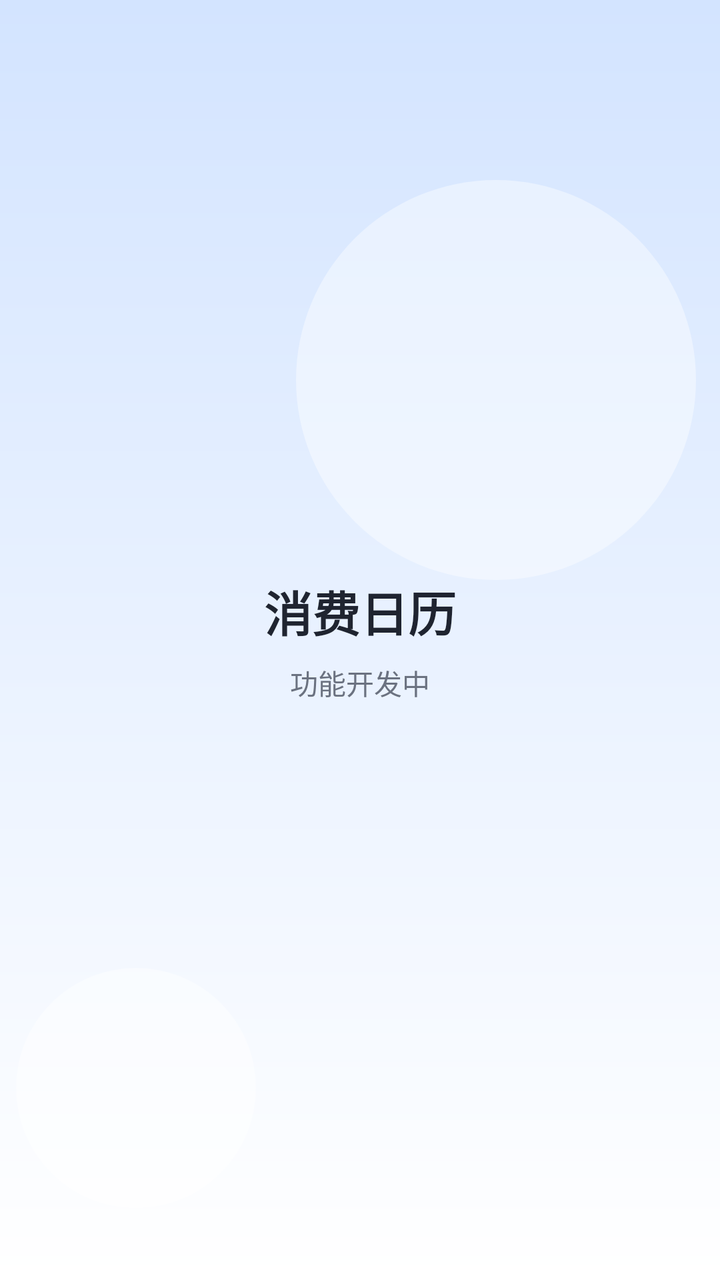
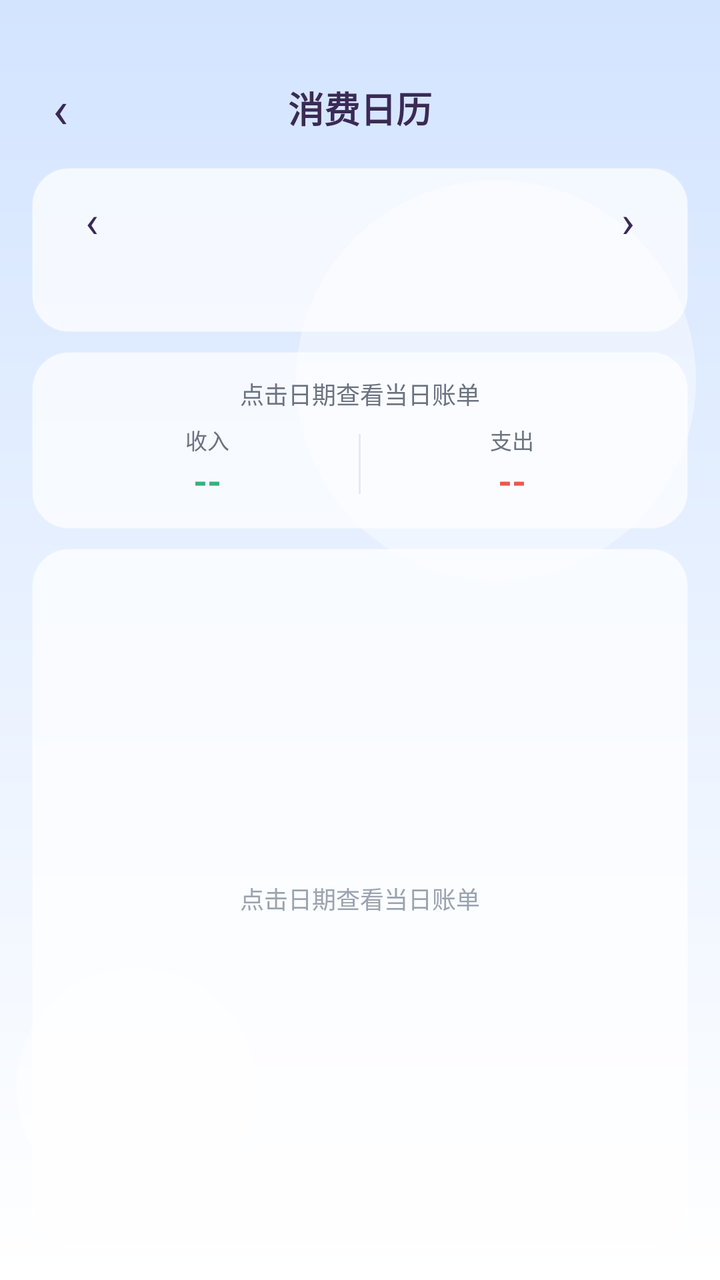

An Android layout rendered at two revisions. The XML below is the earlier revision; the diff shows what the commit changed to produce the second picture.
<!-- AndroidManifest.xml: application theme Theme.StudentBill -->
<!-- res/layout/activity_calendar.xml -->
<?xml version="1.0" encoding="utf-8"?>
<LinearLayout xmlns:android="http://schemas.android.com/apk/res/android"
    android:layout_width="match_parent"
    android:layout_height="match_parent"
    android:background="@drawable/bg_page_gradient"
    android:gravity="center"
    android:orientation="vertical"
    android:padding="@dimen/page_padding">

    <TextView
        android:layout_width="wrap_content"
        android:layout_height="wrap_content"
        android:text="@string/calendar_title"
        android:textColor="@color/text_primary"
        android:textSize="@dimen/text_title"
        android:textStyle="bold" />

    <TextView
        android:layout_width="wrap_content"
        android:layout_height="wrap_content"
        android:layout_marginTop="@dimen/space_sm"
        android:text="@string/placeholder_developing"
        android:textColor="@color/text_secondary"
        android:textSize="@dimen/text_body" />

</LinearLayout>
<!-- resources referenced by this layout -->
<resources>
  <color name="text_primary">#1F2430</color>
  <color name="text_secondary">#6B7280</color>
  <dimen name="page_padding">16dp</dimen>
  <dimen name="space_sm">8dp</dimen>
  <dimen name="text_body">14sp</dimen>
  <dimen name="text_title">24sp</dimen>
  <!-- drawable bg_page_gradient (drawable) -->
  <?xml version="1.0" encoding="utf-8"?>
  <layer-list xmlns:android="http://schemas.android.com/apk/res/android">
  
      
      <item>
          <shape android:shape="rectangle">
              <gradient
                  android:angle="270"
                  android:endColor="@color/bg_card"
                  android:startColor="@color/page_blue" />
          </shape>
      </item>
  
      
      <item
          android:width="200dp"
          android:height="200dp"
          android:gravity="top|end"
          android:right="12dp"
          android:top="90dp">
          <shape android:shape="oval">
              <solid android:color="@color/page_bubble" />
          </shape>
      </item>
  
      <item
          android:width="120dp"
          android:height="120dp"
          android:gravity="bottom|start"
          android:bottom="36dp"
          android:left="8dp">
          <shape android:shape="oval">
              <solid android:color="@color/page_bubble" />
          </shape>
      </item>
  
  </layer-list>
  <string name="calendar_title">消费日历</string>
  <string name="placeholder_developing">功能开发中</string>
  <style name="Theme.StudentBill" parent="Theme.AppCompat.Light.NoActionBar">
          <item name="colorPrimary">@color/color_primary</item>
          <item name="colorPrimaryDark">@color/color_primary_dark</item>
          <item name="colorAccent">@color/color_primary</item>
          <item name="android:windowLightStatusBar">true</item>
          <item name="android:statusBarColor">@color/page_blue</item>
          <item name="android:navigationBarColor">@color/bg_card</item>
          <item name="android:windowBackground">@drawable/bg_page_gradient</item>
          <item name="android:textColorPrimary">@color/text_primary</item>
          <item name="android:textColorSecondary">@color/text_secondary</item>
      </style>
  <color name="bg_card">#FFFFFF</color>
  <color name="page_blue">#D3E4FF</color>
  <color name="page_bubble">#66FFFFFF</color>
  <color name="color_primary">#2F6FED</color>
  <color name="color_primary_dark">#1E4FBD</color>
</resources>

<!-- the commit's change to res/layout/activity_calendar.xml (unified diff, before → after) -->
@@ -3,24 +3,234 @@
     android:layout_width="match_parent"
     android:layout_height="match_parent"
     android:background="@drawable/bg_page_gradient"
-    android:gravity="center"
-    android:orientation="vertical"
-    android:padding="@dimen/page_padding">
-
-    <TextView
-        android:layout_width="wrap_content"
+    android:orientation="vertical">
+
+    
+    <LinearLayout
+        android:layout_width="match_parent"
         android:layout_height="wrap_content"
-        android:text="@string/calendar_title"
-        android:textColor="@color/text_primary"
-        android:textSize="@dimen/text_title"
-        android:textStyle="bold" />
-
-    <TextView
-        android:layout_width="wrap_content"
+        android:gravity="center_vertical"
+        android:orientation="horizontal"
+        android:paddingStart="8dp"
+        android:paddingTop="32dp"
+        android:paddingEnd="8dp"
+        android:paddingBottom="8dp">
+
+        <TextView
+            android:id="@+id/btnBack"
+            android:layout_width="44dp"
+            android:layout_height="44dp"
+            android:background="?attr/selectableItemBackgroundBorderless"
+            android:clickable="true"
+            android:contentDescription="@string/chat_back"
+            android:focusable="true"
+            android:gravity="center"
+            android:text="@string/chat_back"
+            android:textColor="@color/candy_ink"
+            android:textSize="26sp" />
+
+        <TextView
+            android:id="@+id/tvTitle"
+            android:layout_width="0dp"
+            android:layout_height="wrap_content"
+            android:layout_weight="1"
+            android:gravity="center"
+            android:text="@string/calendar_title"
+            android:textColor="@color/candy_ink"
+            android:textSize="18sp"
+            android:textStyle="bold" />
+
+        <View
+            android:layout_width="44dp"
+            android:layout_height="44dp" />
+
+    </LinearLayout>
+
+    
+    <LinearLayout
+        android:layout_width="match_parent"
         android:layout_height="wrap_content"
-        android:layout_marginTop="@dimen/space_sm"
-        android:text="@string/placeholder_developing"
-        android:textColor="@color/text_secondary"
-        android:textSize="@dimen/text_body" />
+        android:layout_marginStart="16dp"
+        android:layout_marginEnd="16dp"
+        android:background="@drawable/bg_candy_glass"
+        android:orientation="vertical"
+        android:paddingStart="10dp"
+        android:paddingTop="6dp"
+        android:paddingEnd="10dp"
+        android:paddingBottom="10dp">
+
+        <LinearLayout
+            android:layout_width="match_parent"
+            android:layout_height="wrap_content"
+            android:gravity="center_vertical"
+            android:orientation="horizontal">
+
+            <TextView
+                android:id="@+id/btnPrevMonth"
+                android:layout_width="40dp"
+                android:layout_height="40dp"
+                android:background="?attr/selectableItemBackgroundBorderless"
+                android:clickable="true"
+                android:contentDescription="@string/month_picker_label"
+                android:focusable="true"
+                android:gravity="center"
+                android:text="@string/calendar_arrow_prev"
+                android:textColor="@color/candy_ink"
+                android:textSize="22sp" />
+
+            <TextView
+                android:id="@+id/tvMonthLabel"
+                android:layout_width="0dp"
+                android:layout_height="wrap_content"
+                android:layout_weight="1"
+                android:gravity="center"
+                android:textColor="@color/candy_ink"
+                android:textSize="16sp"
+                android:textStyle="bold" />
+
+            <TextView
+                android:id="@+id/btnNextMonth"
+                android:layout_width="40dp"
+                android:layout_height="40dp"
+                android:background="?attr/selectableItemBackgroundBorderless"
+                android:clickable="true"
+                android:contentDescription="@string/month_picker_label"
+                android:focusable="true"
+                android:gravity="center"
+                android:text="@string/calendar_arrow_next"
+                android:textColor="@color/candy_ink"
+                android:textSize="22sp" />
+
+        </LinearLayout>
+
+        <LinearLayout
+            android:id="@+id/weekHeaderRow"
+            android:layout_width="match_parent"
+            android:layout_height="26dp"
+            android:orientation="horizontal" />
+
+        <LinearLayout
+            android:id="@+id/calendarGrid"
+            android:layout_width="match_parent"
+            android:layout_height="wrap_content"
+            android:orientation="vertical" />
+
+    </LinearLayout>
+
+    
+    <LinearLayout
+        android:layout_width="match_parent"
+        android:layout_height="wrap_content"
+        android:layout_marginStart="16dp"
+        android:layout_marginTop="10dp"
+        android:layout_marginEnd="16dp"
+        android:background="@drawable/bg_candy_glass"
+        android:orientation="vertical"
+        android:padding="12dp">
+
+        <TextView
+            android:id="@+id/tvSummaryDate"
+            android:layout_width="match_parent"
+            android:layout_height="wrap_content"
+            android:gravity="center"
+            android:text="@string/calendar_select_hint"
+            android:textColor="@color/text_secondary"
+            android:textSize="@dimen/text_caption" />
+
+        <LinearLayout
+            android:layout_width="match_parent"
+            android:layout_height="wrap_content"
+            android:layout_marginTop="6dp"
+            android:gravity="center_vertical"
+            android:orientation="horizontal">
+
+            <LinearLayout
+                android:layout_width="0dp"
+                android:layout_height="wrap_content"
+                android:layout_weight="1"
+                android:gravity="center"
+                android:orientation="vertical">
+
+                <TextView
+                    android:layout_width="wrap_content"
+                    android:layout_height="wrap_content"
+                    android:text="@string/calendar_income_label"
+                    android:textColor="@color/text_secondary"
+                    android:textSize="11sp" />
+
+                <TextView
+                    android:id="@+id/tvDayIncome"
+                    android:layout_width="wrap_content"
+                    android:layout_height="wrap_content"
+                    android:text="--"
+                    android:textColor="@color/color_income"
+                    android:textSize="18sp"
+                    android:textStyle="bold" />
+
+            </LinearLayout>
+
+            <View
+                android:layout_width="1dp"
+                android:layout_height="30dp"
+                android:background="@color/divider" />
+
+            <LinearLayout
+                android:layout_width="0dp"
+                android:layout_height="wrap_content"
+                android:layout_weight="1"
+                android:gravity="center"
+                android:orientation="vertical">
+
+                <TextView
+                    android:layout_width="wrap_content"
+                    android:layout_height="wrap_content"
+                    android:text="@string/calendar_expense_label"
+                    android:textColor="@color/text_secondary"
+                    android:textSize="11sp" />
+
+                <TextView
+                    android:id="@+id/tvDayExpense"
+                    android:layout_width="wrap_content"
+                    android:layout_height="wrap_content"
+                    android:text="--"
+                    android:textColor="@color/color_warning"
+                    android:textSize="18sp"
+                    android:textStyle="bold" />
+
+            </LinearLayout>
+
+        </LinearLayout>
+
+    </LinearLayout>
+
+    
+    <FrameLayout
+        android:layout_width="match_parent"
+        android:layout_height="0dp"
+        android:layout_weight="1"
+        android:layout_marginStart="16dp"
+        android:layout_marginTop="10dp"
+        android:layout_marginEnd="16dp"
+        android:layout_marginBottom="16dp"
+        android:background="@drawable/bg_candy_glass">
+
+        <androidx.recyclerview.widget.RecyclerView
+            android:id="@+id/rvDayBills"
+            android:layout_width="match_parent"
+            android:layout_height="match_parent"
+            android:clipToPadding="false"
+            android:padding="10dp"
+            android:scrollbars="none" />
+
+        <TextView
+            android:id="@+id/tvDayEmpty"
+            android:layout_width="match_parent"
+            android:layout_height="match_parent"
+            android:gravity="center"
+            android:text="@string/calendar_select_hint"
+            android:textColor="@color/text_hint"
+            android:textSize="@dimen/text_caption" />
+
+    </FrameLayout>
 
 </LinearLayout>
<!-- resource entries referenced after the edit -->
@@ -1,11 +1,23 @@
 <!-- resources referenced by this layout -->
 <resources>
+  <color name="candy_ink">#3A2A55</color>
+  <color name="color_income">#34B37E</color>
+  <color name="color_warning">#F0564A</color>
+  <color name="divider">#E5E9F2</color>
+  <color name="text_hint">#9AA3AF</color>
   <color name="text_primary">#1F2430</color>
   <color name="text_secondary">#6B7280</color>
-  <dimen name="page_padding">16dp</dimen>
-  <dimen name="space_sm">8dp</dimen>
-  <dimen name="text_body">14sp</dimen>
-  <dimen name="text_title">24sp</dimen>
+  <dimen name="text_caption">12sp</dimen>
+  <!-- drawable bg_candy_glass (drawable) -->
+  <?xml version="1.0" encoding="utf-8"?>
+  <shape xmlns:android="http://schemas.android.com/apk/res/android"
+      android:shape="rectangle">
+      <solid android:color="@color/candy_glass" />
+      <corners android:radius="18dp" />
+      <stroke
+          android:width="1dp"
+          android:color="@color/candy_line" />
+  </shape>
   <!-- drawable bg_page_gradient (drawable) -->
   <?xml version="1.0" encoding="utf-8"?>
   <layer-list xmlns:android="http://schemas.android.com/apk/res/android">
@@ -44,8 +56,14 @@
       </item>
   
   </layer-list>
+  <string name="calendar_arrow_next">›</string>
+  <string name="calendar_arrow_prev">‹</string>
+  <string name="calendar_expense_label">支出</string>
+  <string name="calendar_income_label">收入</string>
+  <string name="calendar_select_hint">点击日期查看当日账单</string>
   <string name="calendar_title">消费日历</string>
-  <string name="placeholder_developing">功能开发中</string>
+  <string name="chat_back">‹</string>
+  <string name="month_picker_label">切换月份</string>
   <style name="Theme.StudentBill" parent="Theme.AppCompat.Light.NoActionBar">
           <item name="colorPrimary">@color/color_primary</item>
           <item name="colorPrimaryDark">@color/color_primary_dark</item>
@@ -57,6 +75,8 @@
           <item name="android:textColorPrimary">@color/text_primary</item>
           <item name="android:textColorSecondary">@color/text_secondary</item>
       </style>
+  <color name="candy_glass">#B8FFFFFF</color>
+  <color name="candy_line">#59FFFFFF</color>
   <color name="bg_card">#FFFFFF</color>
   <color name="page_blue">#D3E4FF</color>
   <color name="page_bubble">#66FFFFFF</color>
